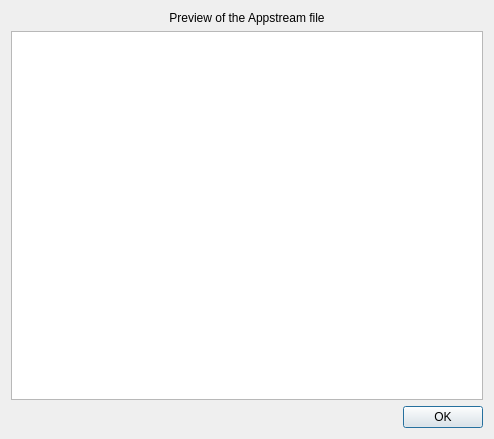
First picture: the form in jdAppdataEdit/ViewXMLWindow.ui, repository JakobDev/jdAppStreamEdit, before the edit.
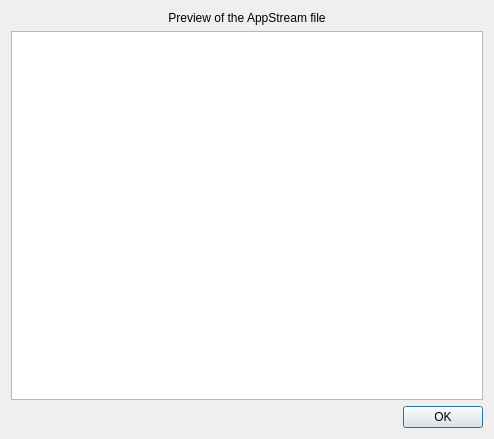
Second picture: the form after the edit.

```diff
--- a/jdAppdataEdit/ViewXMLWindow.ui
+++ b/jdAppdataEdit/ViewXMLWindow.ui
@@ -17,7 +17,7 @@
    <item>
     <widget class="QLabel" name="label">
      <property name="text">
-      <string>Preview of the Appstream file</string>
+      <string>Preview of the AppStream file</string>
      </property>
      <property name="alignment">
       <set>Qt::AlignCenter</set>
```
